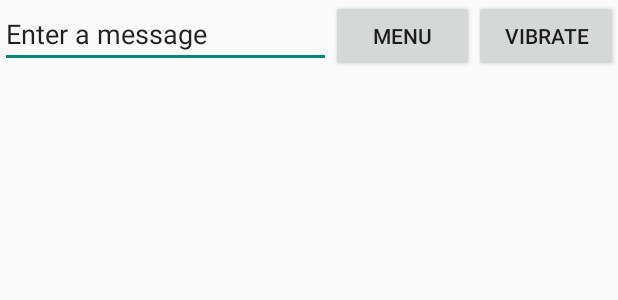
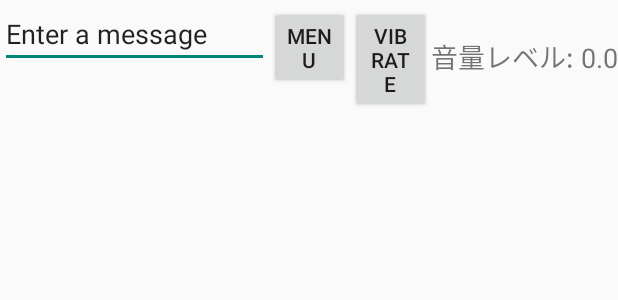
Before and after one commit to LU-A01/team4Application, an Android app built with Jetpack Compose: the layout activity_main.xml on its own in the app's theme, with its tools: preview values and no code run, on a phone screen of 412 x 824 dp. Shown: the top 300 px of the screen. Run offline under Robolectric (Android 15) with nearby library versions, the phone set to English and light mode, and no system bars.

Commit message:
Microphone implmenting in progress

```diff
--- a/app/src/main/res/layout/activity_main.xml
+++ b/app/src/main/res/layout/activity_main.xml
@@ -30,4 +30,12 @@
         android:text="@string/button_vibrate"
         android:visibility="visible" />
 
+    <TextView
+        android:id="@+id/rmsTextView"
+        android:layout_width="wrap_content"
+        android:layout_height="wrap_content"
+        android:text="音量レベル: 0.0"
+        android:textSize="18sp"
+        android:layout_marginTop="16dp"/>
+
 </LinearLayout>
```
Also changed, not shown: app/src/main/java/com/example/team4application/MainActivity.kt (+9 -6 lines).
